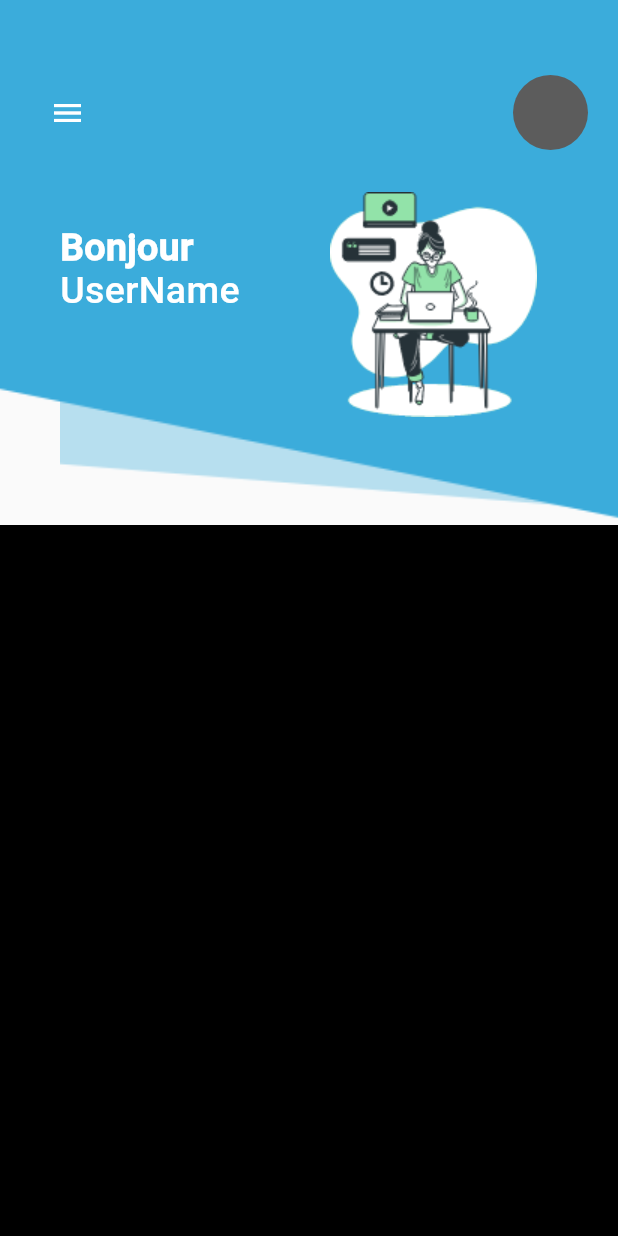
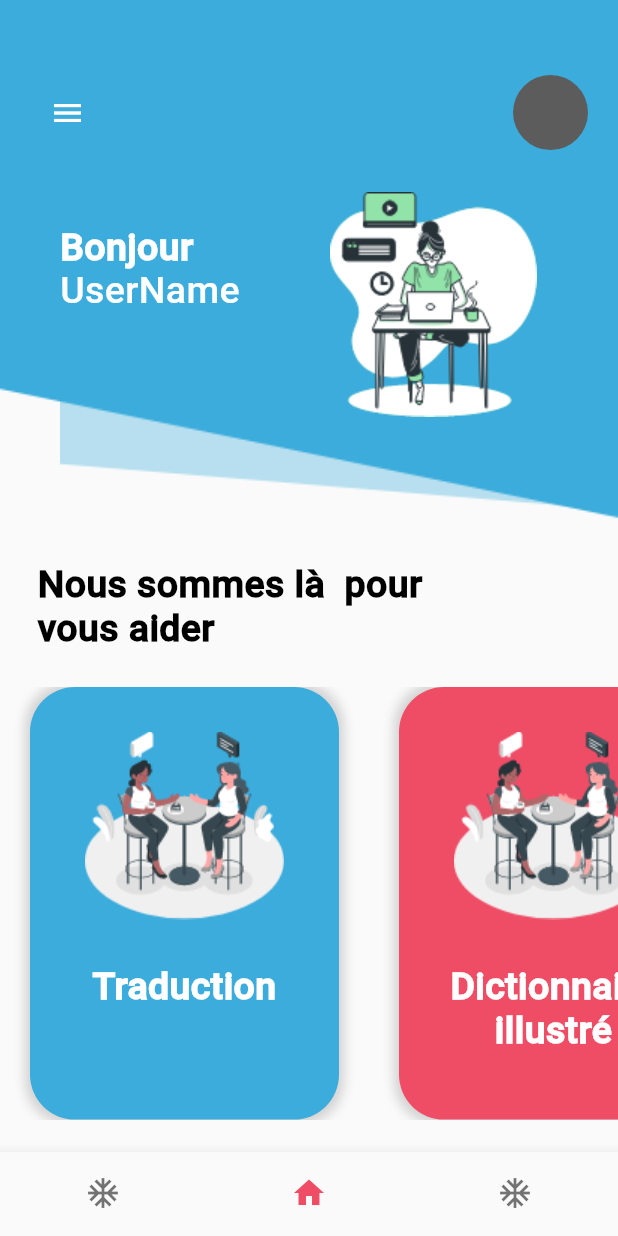
Before and after one commit to abdelrahmanbonna/napoleonApp, a Flutter app: the HomePage screen opened by its route, on a phone screen of 412 x 824 dp. Run offline on Flutter 3.47's test engine with Material 2 defaults, Android fonts, the phone set to English and light mode, and no system bars.

Commit message:
editing Home

```diff
--- a/lib/screens/home.dart
+++ b/lib/screens/home.dart
@@ -1,7 +1,13 @@
+import 'package:flutter/cupertino.dart';
 import 'package:flutter/material.dart';
+import 'package:napoleon/utilities/constants.dart';
 
 class HomePage extends StatelessWidget {
   static String id = "home";
+  int barindex = 1;
+
+  List<String> list = ["Traduction", "Dictionnaire\nillustré"];
+  List<Color> Colorslist = [theme.primaryColor, theme.accentColor];
 
   HomePage({
     Key key,
@@ -101,14 +107,68 @@ class HomePage extends StatelessWidget {
                 margin: EdgeInsets.only(top: 350),
                 width: MediaQuery.of(context).size.width,
                 child: Column(
+                  crossAxisAlignment: CrossAxisAlignment.start,
                   children: <Widget>[
-                   //TODO dELETE THE NEXT CONTAINER
+                    //TODO Bonna Work
                     Container(
-                      height: 500,
-                      width: MediaQuery.of(context).size.width,
-                      color: Colors.black,
+                      margin: EdgeInsets.all(25),
+                      child: Text(
+                        "Nous sommes là  pour \n"
+                        "vous aider",
+                        textAlign: TextAlign.start,
+                        style: Theme.of(context)
+                            .textTheme
+                            .headline2
+                            .merge(TextStyle(color: Colors.black)),
+                      ),
                     ),
-                    //TODO Bonna Work
+                    Container(
+                      height: MediaQuery.of(context).size.height * 0.35,
+                      child: ListView.builder(
+                        shrinkWrap: true,
+                        itemCount: list.length,
+                        scrollDirection: Axis.horizontal,
+                        itemBuilder: (context, index) {
+                          return Padding(
+                            padding: EdgeInsets.only(left: 20, right: 20),
+                            child: Container(
+                              width: MediaQuery.of(context).size.width * 0.5,
+                              height: MediaQuery.of(context).size.height,
+                              decoration: BoxDecoration(
+                                borderRadius: BorderRadius.circular(30.0),
+                                color: Colorslist[index],
+                                boxShadow: [
+                                  BoxShadow(
+                                    color: const Color(0x29000000),
+                                    blurRadius: 6,
+                                    spreadRadius: 3,
+                                  ),
+                                ],
+                              ),
+                              child: Column(
+                                mainAxisAlignment: MainAxisAlignment.start,
+                                crossAxisAlignment: CrossAxisAlignment.center,
+                                children: [
+                                  SizedBox(
+                                    height: 30,
+                                  ),
+                                  Image.asset("assets/Conversation-amico.png"),
+                                  SizedBox(
+                                    height: 30,
+                                  ),
+                                  Text(
+                                    list[index],
+                                    style:
+                                        Theme.of(context).textTheme.headline2,
+                                    textAlign: TextAlign.center,
+                                  ),
+                                ],
+                              ),
+                            ),
+                          );
+                        },
+                      ),
+                    ),
                   ],
                 ),
               ),
@@ -116,6 +176,19 @@ class HomePage extends StatelessWidget {
           ],
         ),
       ),
+      bottomNavigationBar: BottomNavigationBar(
+          currentIndex: barindex,
+          showSelectedLabels: false,
+          showUnselectedLabels: false,
+          selectedItemColor: theme.accentColor,
+          items: [
+            BottomNavigationBarItem(
+                icon: Icon(Icons.ac_unit), title: Text('settings')),
+            BottomNavigationBarItem(
+                icon: Icon(Icons.home), title: Text('home')),
+            BottomNavigationBarItem(
+                icon: Icon(Icons.ac_unit), title: Text('questions'))
+          ]),
     );
   }
 }
--- a/lib/screens/login.dart
+++ b/lib/screens/login.dart
@@ -38,7 +38,7 @@ class LoginPage extends StatelessWidget {
                     margin: EdgeInsets.only(
                       top: mediaQuery.size.height * 0.2,
                     ),
-                    height: mediaQuery.size.height * 0.5,
+                    height: mediaQuery.size.height * 0.554,
                     width: mediaQuery.size.width * 0.9,
                     decoration: BoxDecoration(
                       borderRadius: BorderRadius.circular(50.0),
--- a/pubspec.yaml
+++ b/pubspec.yaml
@@ -21,11 +21,7 @@ dev_dependencies:
 flutter:
   uses-material-design: true
   assets:
-   - assets/back.png
-   - assets/logo.png
-   - assets/home1.png
-   - assets/home2.png
-   - assets/study.png
+   - assets/
   fonts:
     - family: Roboto
       fonts:
```
Also changed, not shown: assets/Conversation-amico.png (added).
